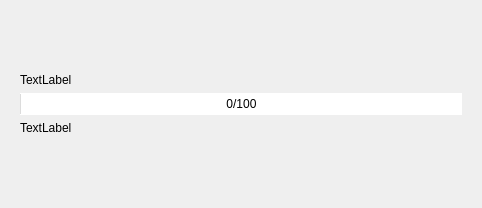
First picture: the form in tasklistitem.ui, repository Xw-oorik/LdSpark, before the edit.
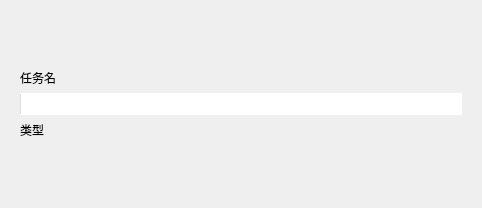
Second picture: the form after the edit.

```diff
--- a/tasklistitem.ui
+++ b/tasklistitem.ui
@@ -65,7 +65,7 @@
          <enum>QFrame::Plain</enum>
         </property>
         <property name="text">
-         <string>TextLabel</string>
+         <string>任务名</string>
         </property>
        </widget>
       </item>
@@ -80,6 +80,9 @@
         <property name="alignment">
          <set>Qt::AlignCenter</set>
         </property>
+        <property name="textVisible">
+         <bool>false</bool>
+        </property>
         <property name="format">
          <string>%v/%m</string>
         </property>
@@ -100,7 +103,7 @@
          <enum>QFrame::NoFrame</enum>
         </property>
         <property name="text">
-         <string>TextLabel</string>
+         <string>类型</string>
         </property>
        </widget>
       </item>
```
